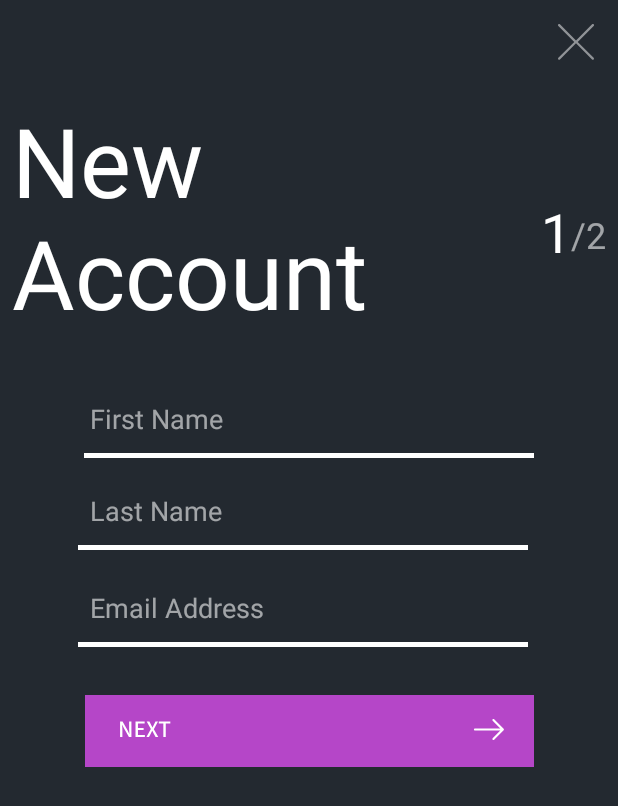
After one commit to ThomasSoares/Augmento, an Android app: the SignUp1Activity screen opened directly, with no data from a screen before it, on a phone screen of 412 x 824 dp. The commit adds this screen. Shown: the top 806 px of the screen. Run offline under Robolectric (Android 15) with nearby library versions, the phone set to English and light mode, and no system bars; Roboto replaces fonts that are not available here.

Commit message:
Added Sign Up pages

```diff
--- a/app/src/main/AndroidManifest.xml
+++ b/app/src/main/AndroidManifest.xml
@@ -21,7 +21,9 @@
             android:name="preloaded_fonts"
             android:resource="@array/preloaded_fonts" />
 
-        <activity android:name=".LoginActivity"></activity>
+        <activity android:name=".LoginActivity" />
+        <activity android:name=".SignUp1Activity" />
+        <activity android:name=".SignUp2Activity"></activity>
     </application>
 
 </manifest>
--- /dev/null
+++ b/app/src/main/java/com/example/thomas/augmento/SignUp1Activity.java
@@ -0,0 +1,141 @@
+package com.example.thomas.augmento;
+
+import android.content.Intent;
+import android.support.constraint.ConstraintLayout;
+import android.support.v7.app.AppCompatActivity;
+import android.os.Bundle;
+import android.view.KeyEvent;
+import android.view.View;
+import android.view.inputmethod.InputMethodManager;
+import android.widget.EditText;
+import android.widget.ImageButton;
+import android.widget.ImageView;
+import android.widget.TextView;
+import android.widget.Toast;
+
+public class SignUp1Activity extends AppCompatActivity implements View.OnClickListener,View.OnKeyListener{
+
+    ConstraintLayout background;
+    TextView signUpTextView, numeratorTextView, denominatorTextView;
+    EditText emailEditText, firstNameEditText, lastNameEditText;
+    ImageView cancelButton;
+    ImageButton nextButton;
+
+    public void initialize()
+    {
+        background=findViewById(R.id.background);
+        signUpTextView=findViewById(R.id.signUpTextView);
+        numeratorTextView=findViewById(R.id.numeratorTextView);
+        denominatorTextView=findViewById(R.id.denominatorTextView);
+        emailEditText=findViewById(R.id.emailEditText);
+        firstNameEditText=findViewById(R.id.usernameEditText);
+        lastNameEditText=findViewById(R.id.lastNameEditText);
+        nextButton=findViewById(R.id.nextButton);
+        cancelButton=findViewById(R.id.cancelButton);
+    }
+
+    public void listeners()
+    {
+        background.setOnClickListener(this);
+        signUpTextView.setOnClickListener(this);
+        numeratorTextView.setOnClickListener(this);
+        denominatorTextView.setOnClickListener(this);
+        nextButton.setOnClickListener(this);
+        cancelButton.setOnClickListener(this);
+    }
+
+    private boolean isEmpty(EditText etText)
+    {
+        //FUNCTION TO CHECK IF EDIT TEXT IS EMPTY
+
+        if (etText.getText().toString().trim().length() > 0)
+        {
+            return false;
+        }
+        return true;
+    }
+
+    public void hideKeyboard()
+    {
+        //FUNCTION THAT HIDES THE KEYBOARD
+
+        InputMethodManager inputMethodManager= (InputMethodManager) getSystemService(INPUT_METHOD_SERVICE);
+        if(inputMethodManager.isAcceptingText())
+        {
+            inputMethodManager.hideSoftInputFromWindow(getCurrentFocus().getWindowToken(),0);
+        }
+
+    }
+
+    public void nextClicked()
+    {
+        hideKeyboard();
+
+        if(isEmpty(emailEditText) && isEmpty(firstNameEditText) && isEmpty(lastNameEditText))
+        {
+            emailEditText.setError("Cannot be empty");
+            firstNameEditText.setError("Cannot be empty");
+            lastNameEditText.setError("Cannot be empty");
+        }
+        else if(isEmpty(emailEditText))
+        {
+            emailEditText.setError("Cannot be empty");
+        }
+        else if(isEmpty(firstNameEditText))
+        {
+            firstNameEditText.setError("Cannot be empty");
+        }
+        else if(isEmpty(firstNameEditText))
+        {
+            lastNameEditText.setError("Cannot be empty");
+        }
+        else
+        {
+            Intent intent=new Intent(getApplicationContext(), SignUp2Activity.class);
+            startActivity(intent);
+        }
+    }
+
+    @Override
+    public void onClick(View v) {
+        if(v.getId()==R.id.nextButton)
+        {
+            nextClicked();
+        }
+        else if(v.getId()==R.id.background || v.getId()==R.id.signUpTextView || v.getId()==R.id.numeratorTextView || v.getId()==R.id.denominatorTextView)
+        {
+            hideKeyboard();
+        }
+        else if(v.getId()==R.id.cancelButton)
+        {
+            hideKeyboard();
+
+            Intent intent=new Intent(getApplicationContext(), StartActivity.class);
+            startActivity(intent);
+            finish();
+        }
+    }
+
+    @Override
+    public boolean onKey(View v, int keyCode, KeyEvent event) {
+
+        if(keyCode==KeyEvent.KEYCODE_ENTER && event.getAction()==KeyEvent.ACTION_DOWN)
+        {
+            nextClicked();
+        }
+
+        return false;
+    }
+
+    @Override
+    protected void onCreate(Bundle savedInstanceState) {
+        super.onCreate(savedInstanceState);
+        setContentView(R.layout.activity_sign_up1);
+
+
+        initialize();
+        listeners();
+    }
+
+
+}
--- /dev/null
+++ b/app/src/main/res/drawable/ic_next_button.xml
@@ -0,0 +1,15 @@
+<vector xmlns:android="http://schemas.android.com/apk/res/android"
+    android:width="299dp"
+    android:height="48dp"
+    android:viewportWidth="299"
+    android:viewportHeight="48">
+  <path
+      android:pathData="M0,0h299v48h-299z"
+      android:fillColor="#B546C8"/>
+  <path
+      android:pathData="M23.358,28H24.898V23.142C24.898,22.022 24.772,20.832 24.688,19.768H24.758L25.836,21.924L29.252,28H30.918V17.696H29.378V22.498C29.378,23.618 29.504,24.864 29.588,25.928H29.518L28.44,23.744L25.024,17.696H23.358V28ZM33.639,28H39.883V26.628H35.263V23.296H39.043V21.924H35.263V19.054H39.729V17.696H33.639V28ZM40.9,28H42.622L43.938,25.438C44.19,24.92 44.442,24.388 44.736,23.758H44.792C45.114,24.388 45.38,24.92 45.646,25.438L47.004,28H48.81L45.842,22.764L48.614,17.696H46.906L45.688,20.104C45.45,20.58 45.254,21.042 44.988,21.658H44.918C44.61,21.042 44.386,20.58 44.134,20.104L42.888,17.696H41.082L43.854,22.68L40.9,28ZM52.159,28H53.783V19.054H56.821V17.696H49.135V19.054H52.159V28Z"
+      android:fillColor="#ffffff"/>
+  <path
+      android:pathData="M272.468,16.18C272.195,15.898 271.742,15.898 271.46,16.18C271.187,16.452 271.187,16.906 271.46,17.178L276.571,22.289H259.706C259.312,22.289 259,22.602 259,22.995C259,23.388 259.312,23.711 259.706,23.711H276.571L271.46,28.812C271.187,29.094 271.187,29.548 271.46,29.82C271.742,30.102 272.196,30.102 272.468,29.82L278.788,23.499C279.07,23.227 279.07,22.773 278.788,22.501L272.468,16.18Z"
+      android:fillColor="#ffffff"/>
+</vector>
--- a/app/src/main/res/layout/activity_login.xml
+++ b/app/src/main/res/layout/activity_login.xml
@@ -40,7 +40,7 @@
         android:hint="Email Address"
         android:inputType="textEmailAddress"
         android:textColor="@color/colorText"
-        android:textColorHint="@color/colorText"
+        android:textColorHint="@color/colorTextFade"
         app:layout_constraintEnd_toEndOf="parent"
         app:layout_constraintHorizontal_bias="0.5"
         app:layout_constraintStart_toStartOf="parent"
@@ -56,7 +56,7 @@
         android:hint="Password"
         android:inputType="textPassword"
         android:textColor="@color/colorText"
-        android:textColorHint="@color/colorText"
+        android:textColorHint="@color/colorTextFade"
         app:layout_constraintEnd_toEndOf="parent"
         app:layout_constraintHorizontal_bias="0.503"
         app:layout_constraintStart_toStartOf="parent"
--- /dev/null
+++ b/app/src/main/res/layout/activity_sign_up1.xml
@@ -0,0 +1,143 @@
+<?xml version="1.0" encoding="utf-8"?>
+<android.support.constraint.ConstraintLayout xmlns:android="http://schemas.android.com/apk/res/android"
+    xmlns:app="http://schemas.android.com/apk/res-auto"
+    xmlns:tools="http://schemas.android.com/tools"
+    android:id="@+id/background"
+    android:layout_width="match_parent"
+    android:layout_height="match_parent"
+    android:background="@color/colorPrimary"
+    tools:context=".SignUp1Activity">
+
+    <EditText
+        android:id="@+id/emailEditText"
+        android:layout_width="300dp"
+        android:layout_height="wrap_content"
+        android:layout_marginTop="16dp"
+        android:backgroundTint="@android:color/transparent"
+        android:ems="10"
+        android:hint="Email Address"
+        android:inputType="textEmailAddress"
+        android:textColor="@color/colorText"
+        android:textColorHint="@color/colorTextFade"
+        app:layout_constraintEnd_toEndOf="parent"
+        app:layout_constraintStart_toStartOf="parent"
+        app:layout_constraintTop_toBottomOf="@+id/lastNameLine" />
+
+    <ImageView
+        android:id="@+id/emailLine"
+        android:layout_width="wrap_content"
+        android:layout_height="wrap_content"
+        app:layout_constraintEnd_toEndOf="parent"
+        app:layout_constraintHorizontal_bias="0.466"
+        app:layout_constraintStart_toStartOf="parent"
+        app:layout_constraintTop_toBottomOf="@+id/emailEditText"
+        app:srcCompat="@drawable/ic_email_edit_text" />
+
+    <EditText
+        android:id="@+id/lastNameEditText"
+        android:layout_width="300dp"
+        android:layout_height="wrap_content"
+        android:layout_marginTop="16dp"
+        android:backgroundTint="@android:color/transparent"
+        android:ems="10"
+        android:hint="Last Name"
+        android:inputType="textPersonName"
+        android:textColor="@color/colorText"
+        android:textColorHint="@color/colorTextFade"
+        app:layout_constraintEnd_toEndOf="parent"
+        app:layout_constraintStart_toStartOf="parent"
+        app:layout_constraintTop_toBottomOf="@+id/usernameEditText" />
+
+    <ImageView
+        android:id="@+id/lastNameLine"
+        android:layout_width="wrap_content"
+        android:layout_height="wrap_content"
+        app:layout_constraintEnd_toEndOf="parent"
+        app:layout_constraintHorizontal_bias="0.466"
+        app:layout_constraintStart_toStartOf="parent"
+        app:layout_constraintTop_toBottomOf="@+id/lastNameEditText"
+        app:srcCompat="@drawable/ic_email_edit_text" />
+
+    <ImageView
+        android:id="@+id/cancelButton"
+        android:layout_width="wrap_content"
+        android:layout_height="wrap_content"
+        android:layout_marginTop="16dp"
+        android:layout_marginEnd="16dp"
+        app:layout_constraintEnd_toEndOf="parent"
+        app:layout_constraintTop_toTopOf="parent"
+        app:srcCompat="@drawable/ic_cancel" />
+
+    <TextView
+        android:id="@+id/signUpTextView"
+        android:layout_width="wrap_content"
+        android:layout_height="wrap_content"
+        android:layout_marginStart="8dp"
+        android:layout_marginTop="64dp"
+        android:text="New\nAccount"
+        android:textColor="@color/colorText"
+        android:textSize="64sp"
+        app:layout_constraintStart_toStartOf="parent"
+        app:layout_constraintTop_toTopOf="parent" />
+
+    <TextView
+        android:id="@+id/numeratorTextView"
+        android:layout_width="wrap_content"
+        android:layout_height="wrap_content"
+        android:layout_marginTop="90dp"
+        android:text="1"
+        android:textColor="@color/colorText"
+        android:textSize="36sp"
+        app:layout_constraintEnd_toStartOf="@+id/denominatorTextView"
+        app:layout_constraintTop_toBottomOf="@+id/cancelButton" />
+
+    <TextView
+        android:id="@+id/denominatorTextView"
+        android:layout_width="wrap_content"
+        android:layout_height="wrap_content"
+        android:layout_marginTop="100dp"
+        android:layout_marginEnd="8dp"
+        android:text="/2"
+        android:textColor="@color/colorTextFade"
+        android:textSize="24sp"
+        app:layout_constraintEnd_toEndOf="parent"
+        app:layout_constraintTop_toBottomOf="@+id/cancelButton" />
+
+    <EditText
+        android:id="@+id/usernameEditText"
+        android:layout_width="300dp"
+        android:layout_height="wrap_content"
+        android:layout_marginTop="32dp"
+        android:backgroundTint="@android:color/transparent"
+        android:ems="10"
+        android:hint="First Name"
+        android:inputType="textPersonName"
+        android:textColor="@color/colorText"
+        android:textColorHint="@color/colorTextFade"
+        app:layout_constraintEnd_toEndOf="parent"
+        app:layout_constraintHorizontal_bias="0.5"
+        app:layout_constraintStart_toStartOf="parent"
+        app:layout_constraintTop_toBottomOf="@+id/signUpTextView" />
+
+    <ImageView
+        android:id="@+id/usernameLine"
+        android:layout_width="wrap_content"
+        android:layout_height="wrap_content"
+        app:layout_constraintEnd_toEndOf="parent"
+        app:layout_constraintHorizontal_bias="0.5"
+        app:layout_constraintStart_toStartOf="parent"
+        app:layout_constraintTop_toBottomOf="@+id/usernameEditText"
+        app:srcCompat="@drawable/ic_email_edit_text" />
+
+    <ImageButton
+        android:id="@+id/nextButton"
+        android:layout_width="wrap_content"
+        android:layout_height="wrap_content"
+        android:layout_marginTop="32dp"
+        android:background="@color/colorAccent"
+        app:layout_constraintEnd_toEndOf="parent"
+        app:layout_constraintHorizontal_bias="0.5"
+        app:layout_constraintStart_toStartOf="parent"
+        app:layout_constraintTop_toBottomOf="@+id/emailLine"
+        app:srcCompat="@drawable/ic_next_button" />
+</android.support.constraint.ConstraintLayout>
--- a/app/src/main/res/values/colors.xml
+++ b/app/src/main/res/values/colors.xml
@@ -1,6 +1,7 @@
 <?xml version="1.0" encoding="utf-8"?>
 <resources>
     <color name="colorPrimary">#232930</color>
-    <color name="colorAccent">#B546C8</color>
+    <color name="colorAccent">#b546c8</color>
     <color name="colorText">#ffffff</color>
+    <color name="colorTextFade">#94ffffff</color>
 </resources>
```
Also changed, not shown: app/src/main/java/com/example/thomas/augmento/SignUp2Activity.java (added, +140 -0 lines), app/src/main/java/com/example/thomas/augmento/StartActivity.java (+8 -0 lines), app/src/main/res/drawable/ic_back.xml (added, +18 -0 lines), app/src/main/res/drawable/ic_finish.xml (added, +12 -0 lines), app/src/main/res/layout/activity_sign_up2.xml (added, +125 -0 lines).
